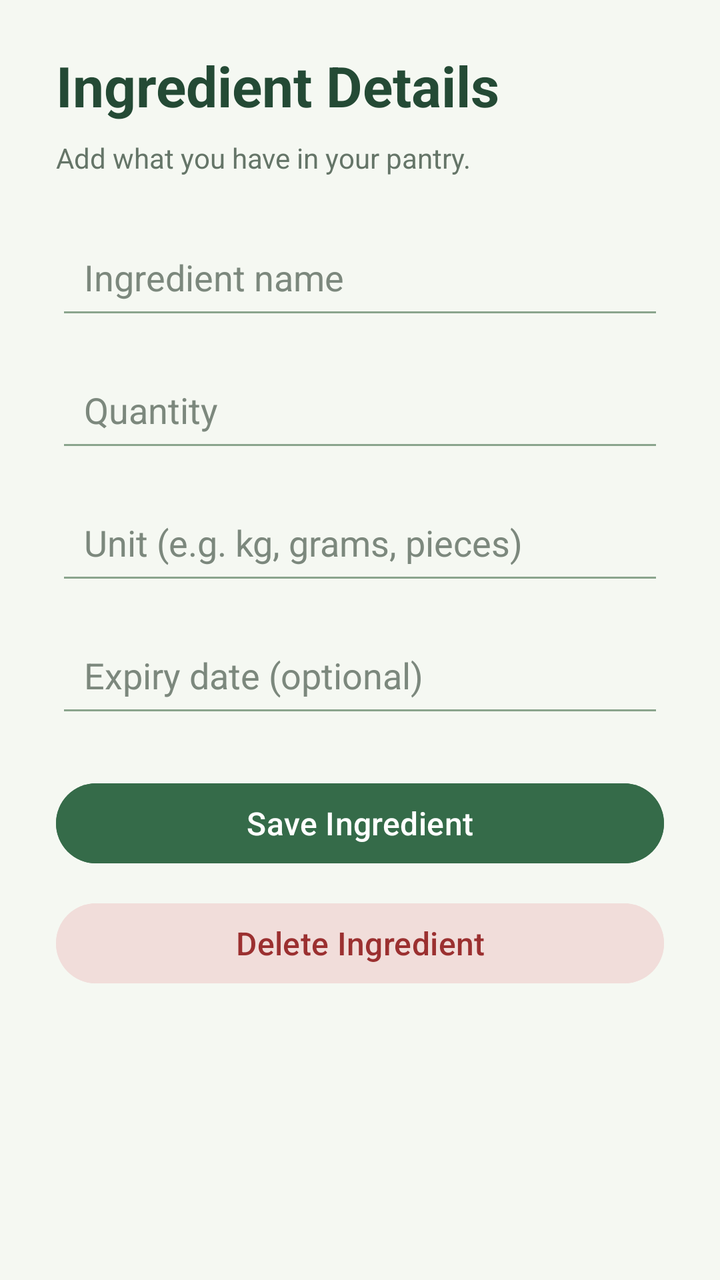
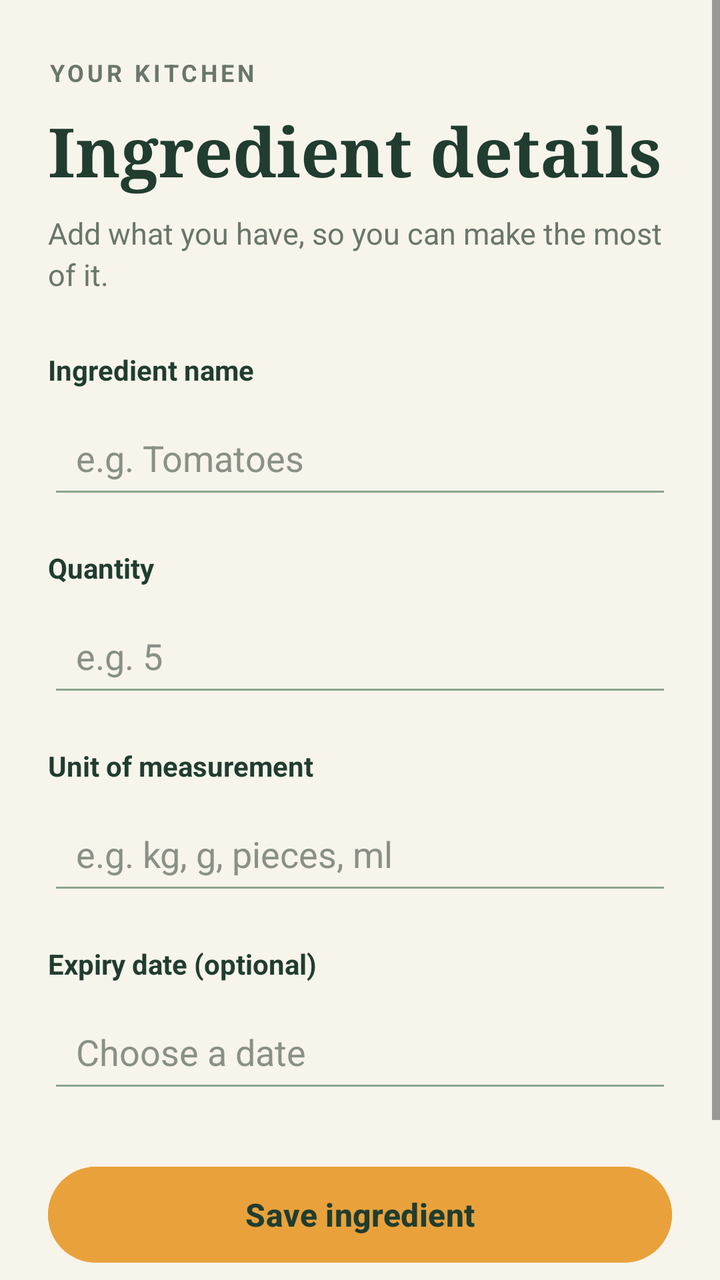

Compare the two renders of this Android layout. The source of the first and the diff that turns it into the second are given below.
<!-- AndroidManifest.xml: application theme Theme.SmartPantryManager -->
<!-- res/layout/activity_add_edit_ingredient.xml -->
<?xml version="1.0" encoding="utf-8"?>
<ScrollView
    xmlns:android="http://schemas.android.com/apk/res/android"
    android:layout_width="match_parent"
    android:layout_height="match_parent"
    android:background="#F5F8F2"
    android:fitsSystemWindows="true"
    android:fillViewport="true">

    <LinearLayout
        android:layout_width="match_parent"
        android:layout_height="wrap_content"
        android:orientation="vertical"
        android:paddingStart="28dp"
        android:paddingEnd="28dp"
        android:paddingTop="24dp"
        android:paddingBottom="24dp">

        <TextView
            android:layout_width="match_parent"
            android:layout_height="wrap_content"
            android:text="Ingredient Details"
            android:textSize="28sp"
            android:textStyle="bold"
            android:textColor="#244A35"
            android:layout_marginBottom="8dp" />

        <TextView
            android:layout_width="match_parent"
            android:layout_height="wrap_content"
            android:text="Add what you have in your pantry."
            android:textSize="14sp"
            android:textColor="#657568"
            android:layout_marginBottom="24dp" />

        <EditText
            android:id="@+id/nameEditText"
            android:layout_width="match_parent"
            android:layout_height="wrap_content"
            android:hint="Ingredient name"
            android:inputType="textCapSentences"
            android:padding="14dp"
            android:backgroundTint="#8AA58D"
            android:textColor="#244A35"
            android:textColorHint="#7C887D"
            android:layout_marginBottom="14dp" />

        <EditText
            android:id="@+id/quantityEditText"
            android:layout_width="match_parent"
            android:layout_height="wrap_content"
            android:hint="Quantity"
            android:inputType="numberDecimal"
            android:padding="14dp"
            android:backgroundTint="#8AA58D"
            android:textColor="#244A35"
            android:textColorHint="#7C887D"
            android:layout_marginBottom="14dp" />

        <EditText
            android:id="@+id/unitEditText"
            android:layout_width="match_parent"
            android:layout_height="wrap_content"
            android:hint="Unit (e.g. kg, grams, pieces)"
            android:inputType="textCapSentences"
            android:padding="14dp"
            android:backgroundTint="#8AA58D"
            android:textColor="#244A35"
            android:textColorHint="#7C887D"
            android:layout_marginBottom="14dp" />

        <EditText
            android:id="@+id/expiryDateEditText"
            android:layout_width="match_parent"
            android:layout_height="wrap_content"
            android:hint="Expiry date (optional)"
            android:focusable="false"
            android:clickable="true"
            android:padding="14dp"
            android:backgroundTint="#8AA58D"
            android:textColor="#244A35"
            android:textColorHint="#7C887D"
            android:layout_marginBottom="24dp" />

        <Button
            android:id="@+id/saveButton"
            android:layout_width="match_parent"
            android:layout_height="wrap_content"
            android:text="Save Ingredient"
            android:textAllCaps="false"
            android:textSize="16sp"
            android:textColor="#FFFFFF"
            android:backgroundTint="#356B49" />

        <Button
            android:id="@+id/deleteButton"
            android:layout_width="match_parent"
            android:layout_height="wrap_content"
            android:text="Delete Ingredient"
            android:textAllCaps="false"
            android:textSize="16sp"
            android:textColor="#9B3030"
            android:backgroundTint="#F1DDDA"
            android:layout_marginTop="12dp" />

    </LinearLayout>

</ScrollView>
<!-- resources referenced by this layout -->
<resources>
  <style name="Theme.SmartPantryManager" parent="Base.Theme.SmartPantryManager" />
  <style name="Base.Theme.SmartPantryManager" parent="Theme.Material3.DayNight.NoActionBar">
          
          
      </style>
</resources>

<!-- the commit's change to res/layout/activity_add_edit_ingredient.xml (unified diff, before → after) -->
@@ -3,7 +3,7 @@
     xmlns:android="http://schemas.android.com/apk/res/android"
     android:layout_width="match_parent"
     android:layout_height="match_parent"
-    android:background="#F5F8F2"
+    android:background="#F7F4EB"
     android:fitsSystemWindows="true"
     android:fillViewport="true">
 
@@ -11,96 +11,162 @@
         android:layout_width="match_parent"
         android:layout_height="wrap_content"
         android:orientation="vertical"
-        android:paddingStart="28dp"
-        android:paddingEnd="28dp"
-        android:paddingTop="24dp"
-        android:paddingBottom="24dp">
+        android:paddingStart="24dp"
+        android:paddingEnd="24dp"
+        android:paddingTop="28dp"
+        android:paddingBottom="32dp">
 
+        
         <TextView
             android:layout_width="match_parent"
             android:layout_height="wrap_content"
-            android:text="Ingredient Details"
-            android:textSize="28sp"
+            android:text="YOUR KITCHEN"
+            android:textSize="12sp"
+            android:letterSpacing="0.14"
             android:textStyle="bold"
-            android:textColor="#244A35"
+            android:textColor="#69766B"
+            android:layout_marginBottom="8dp" />
+
+        
+        <TextView
+            android:layout_width="match_parent"
+            android:layout_height="wrap_content"
+            android:text="Ingredient details"
+            android:textSize="34sp"
+            android:fontFamily="serif"
+            android:textStyle="bold"
+            android:textColor="#203D30"
             android:layout_marginBottom="8dp" />
 
         <TextView
             android:layout_width="match_parent"
             android:layout_height="wrap_content"
-            android:text="Add what you have in your pantry."
+            android:text="Add what you have, so you can make the most of it."
+            android:textSize="15sp"
+            android:lineSpacingExtra="3dp"
+            android:textColor="#69766B"
+            android:layout_marginBottom="28dp" />
+
+        
+        <TextView
+            android:layout_width="match_parent"
+            android:layout_height="wrap_content"
+            android:text="Ingredient name"
             android:textSize="14sp"
-            android:textColor="#657568"
-            android:layout_marginBottom="24dp" />
+            android:textStyle="bold"
+            android:textColor="#203D30"
+            android:layout_marginBottom="6dp" />
 
         <EditText
             android:id="@+id/nameEditText"
             android:layout_width="match_parent"
+            android:layout_height="54dp"
+            android:hint="e.g. Tomatoes"
+            android:inputType="textCapSentences"
+            android:singleLine="true"
+            android:paddingStart="14dp"
+            android:paddingEnd="14dp"
+            android:backgroundTint="#8AA58D"
+            android:textColor="#203D30"
+            android:textColorHint="#899187"
+            android:layout_marginBottom="20dp" />
+
+        
+        <TextView
+            android:layout_width="match_parent"
             android:layout_height="wrap_content"
-            android:hint="Ingredient name"
-            android:inputType="textCapSentences"
-            android:padding="14dp"
-            android:backgroundTint="#8AA58D"
-            android:textColor="#244A35"
-            android:textColorHint="#7C887D"
-            android:layout_marginBottom="14dp" />
+            android:text="Quantity"
+            android:textSize="14sp"
+            android:textStyle="bold"
+            android:textColor="#203D30"
+            android:layout_marginBottom="6dp" />
 
         <EditText
             android:id="@+id/quantityEditText"
             android:layout_width="match_parent"
+            android:layout_height="54dp"
+            android:hint="e.g. 5"
+            android:inputType="numberDecimal"
+            android:singleLine="true"
+            android:paddingStart="14dp"
+            android:paddingEnd="14dp"
+            android:backgroundTint="#8AA58D"
+            android:textColor="#203D30"
+            android:textColorHint="#899187"
+            android:layout_marginBottom="20dp" />
+
+        
+        <TextView
+            android:layout_width="match_parent"
             android:layout_height="wrap_content"
-            android:hint="Quantity"
-            android:inputType="numberDecimal"
-            android:padding="14dp"
-            android:backgroundTint="#8AA58D"
-            android:textColor="#244A35"
-            android:textColorHint="#7C887D"
-            android:layout_marginBottom="14dp" />
+            android:text="Unit of measurement"
+            android:textSize="14sp"
+            android:textStyle="bold"
+            android:textColor="#203D30"
+            android:layout_marginBottom="6dp" />
 
         <EditText
             android:id="@+id/unitEditText"
             android:layout_width="match_parent"
+            android:layout_height="54dp"
+            android:hint="e.g. kg, g, pieces, ml"
+            android:inputType="textCapSentences"
+            android:singleLine="true"
+            android:paddingStart="14dp"
+            android:paddingEnd="14dp"
+            android:backgroundTint="#8AA58D"
+            android:textColor="#203D30"
+            android:textColorHint="#899187"
+            android:layout_marginBottom="20dp" />
+
+        
+        <TextView
+            android:layout_width="match_parent"
             android:layout_height="wrap_content"
-            android:hint="Unit (e.g. kg, grams, pieces)"
-            android:inputType="textCapSentences"
-            android:padding="14dp"
-            android:backgroundTint="#8AA58D"
-            android:textColor="#244A35"
-            android:textColorHint="#7C887D"
-            android:layout_marginBottom="14dp" />
+            android:text="Expiry date (optional)"
+            android:textSize="14sp"
+            android:textStyle="bold"
+            android:textColor="#203D30"
+            android:layout_marginBottom="6dp" />
 
         <EditText
             android:id="@+id/expiryDateEditText"
             android:layout_width="match_parent"
-            android:layout_height="wrap_content"
-            android:hint="Expiry date (optional)"
+            android:layout_height="54dp"
+            android:hint="Choose a date"
             android:focusable="false"
             android:clickable="true"
-            android:padding="14dp"
+            android:paddingStart="14dp"
+            android:paddingEnd="14dp"
             android:backgroundTint="#8AA58D"
-            android:textColor="#244A35"
-            android:textColorHint="#7C887D"
-            android:layout_marginBottom="24dp" />
+            android:textColor="#203D30"
+            android:textColorHint="#899187"
+            android:layout_marginBottom="28dp" />
 
+        
         <Button
             android:id="@+id/saveButton"
             android:layout_width="match_parent"
-            android:layout_height="wrap_content"
-            android:text="Save Ingredient"
+            android:layout_height="56dp"
+            android:text="Save ingredient"
             android:textAllCaps="false"
             android:textSize="16sp"
-            android:textColor="#FFFFFF"
-            android:backgroundTint="#356B49" />
+            android:textStyle="bold"
+            android:textColor="#203D30"
+            android:backgroundTint="#E9A23B"
+            android:stateListAnimator="@null" />
 
+        
         <Button
             android:id="@+id/deleteButton"
             android:layout_width="match_parent"
-            android:layout_height="wrap_content"
-            android:text="Delete Ingredient"
+            android:layout_height="52dp"
+            android:text="Delete ingredient"
             android:textAllCaps="false"
-            android:textSize="16sp"
+            android:textSize="15sp"
             android:textColor="#9B3030"
             android:backgroundTint="#F1DDDA"
+            android:stateListAnimator="@null"
             android:layout_marginTop="12dp" />
 
     </LinearLayout>
